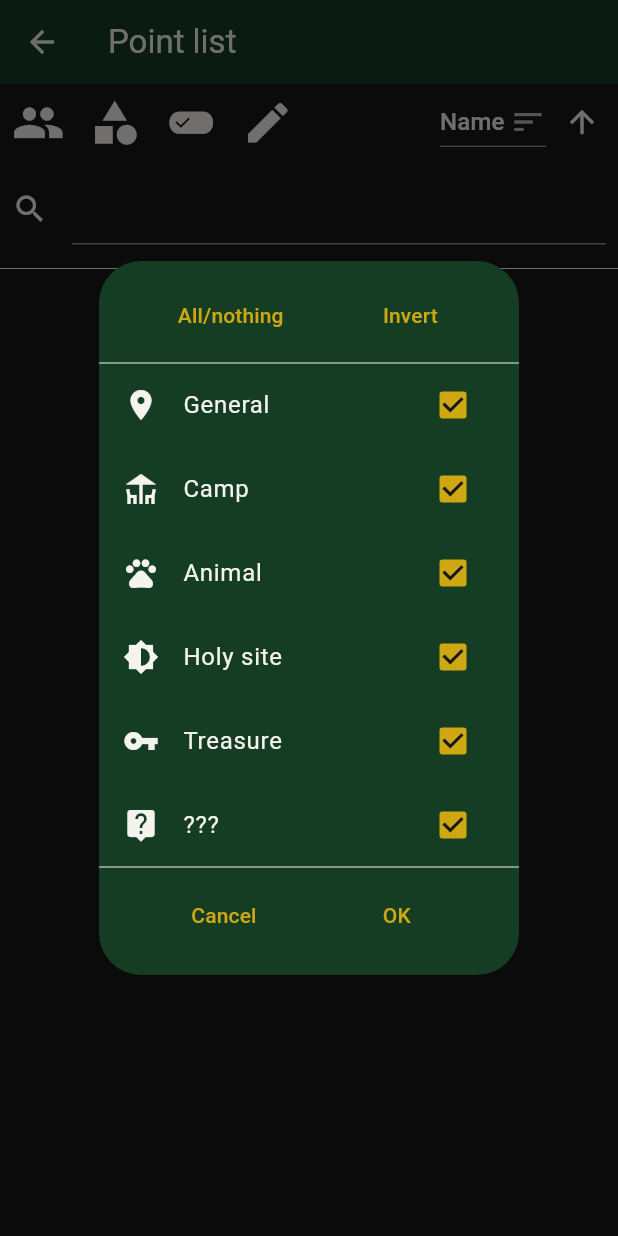
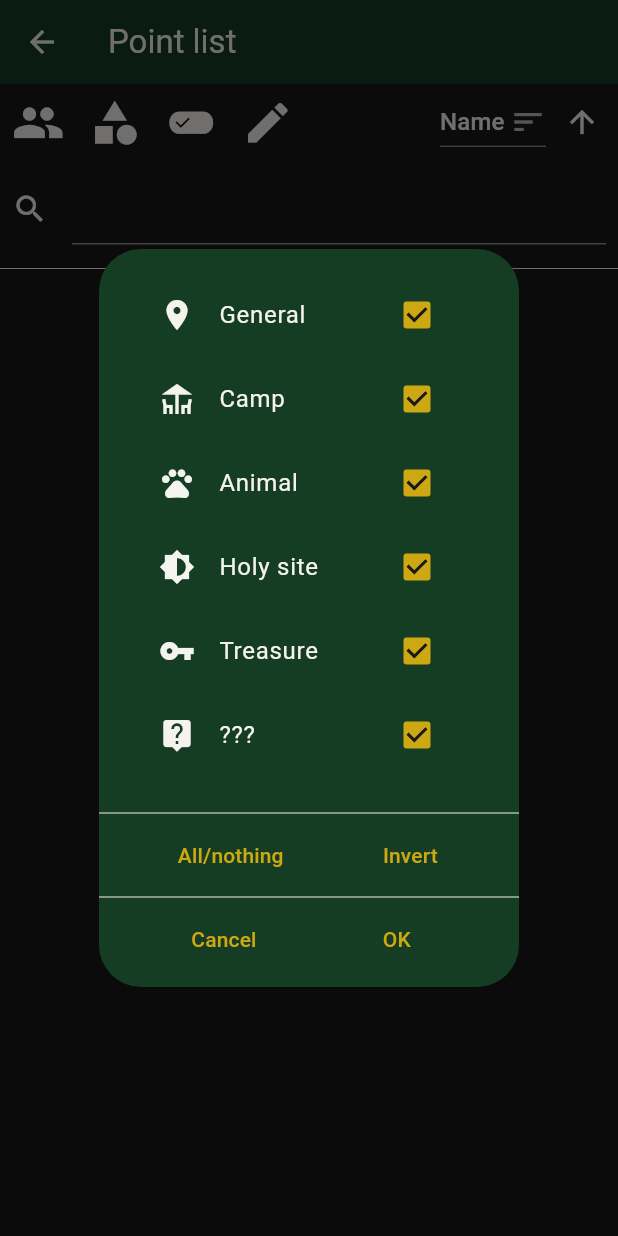
Before and after one commit to Cernobor/oko-app, a Flutter app: the PointList screen opened directly with empty values, after a tap on the "category" icon, on a phone screen of 412 x 824 dp. Run offline on Flutter 3.47's test engine with Material 2 defaults, Android fonts, the phone set to English and light mode, and no system bars; our stand-ins replace diacritic, flutter_colorpicker, flutter_compass, flutter_map, get_it, image_picker and 6 more; missing offline and left inert: filesize, flutter_archive, flutter_vibrate, positioned_tap_detector_2, qr_code_scanner, vector_map_tiles and 1 more; accounts and stored records are empty.

Commit message:
Fix point list filter dialogs.
* Point list filter dialogs layout redone with scrollable AlertDialog.

Fix #1

```diff
--- a/lib/dialogs/multi_checker.dart
+++ b/lib/dialogs/multi_checker.dart
@@ -17,7 +17,8 @@ class MultiCheckerSwitcher {
   final String onLabel;
   final bool value;
 
-  MultiCheckerSwitcher({required this.offLabel, required this.onLabel, required this.value});
+  MultiCheckerSwitcher(
+      {required this.offLabel, required this.onLabel, required this.value});
 }
 
 class MultiChecker<T> extends StatefulWidget {
@@ -68,8 +69,18 @@ class _MultiCheckerState<T> extends State<MultiChecker<T>> {
 
   @override
   Widget build(BuildContext context) {
-    return SimpleDialog(
-      children: <Widget>[
+    return AlertDialog(
+      scrollable: true,
+      actionsPadding: const EdgeInsets.fromLTRB(0, 0, 0, 8),
+      actions: [
+        Column(
+          children: [
+            const Padding(
+                padding: EdgeInsets.only(bottom: 4),
+                child: Divider(
+                  thickness: 0,
+                  height: 0,
+                )),
             Row(
               mainAxisSize: MainAxisSize.max,
               mainAxisAlignment: MainAxisAlignment.spaceEvenly,
@@ -120,14 +131,30 @@ class _MultiCheckerState<T> extends State<MultiChecker<T>> {
                 ],
               ),
             const Padding(
-            padding: EdgeInsets.only(top: 8),
+                padding: EdgeInsets.symmetric(vertical: 4),
                 child: Divider(
                   thickness: 0,
                   height: 0,
                 )),
-        ListView(
-          scrollDirection: Axis.vertical,
-          shrinkWrap: true,
+            Row(
+              mainAxisSize: MainAxisSize.max,
+              mainAxisAlignment: MainAxisAlignment.spaceEvenly,
+              crossAxisAlignment: CrossAxisAlignment.end,
+              children: [
+                TextButton(
+                  onPressed: onCancel,
+                  child: Text(I18N.of(context).dialogCancel),
+                ),
+                TextButton(
+                  onPressed: onOk,
+                  child: Text(I18N.of(context).ok),
+                )
+              ],
+            )
+          ],
+        ),
+      ],
+      content: Column(
         children: widget.items
             .asMap()
             .map((int idx, T item) => MapEntry(
@@ -143,28 +170,6 @@ class _MultiCheckerState<T> extends State<MultiChecker<T>> {
             .values
             .toList(growable: false),
       ),
-        const Padding(
-            padding: EdgeInsets.only(bottom: 8),
-            child: Divider(
-              thickness: 0,
-              height: 0,
-            )),
-        Row(
-          mainAxisSize: MainAxisSize.max,
-          mainAxisAlignment: MainAxisAlignment.spaceEvenly,
-          crossAxisAlignment: CrossAxisAlignment.end,
-          children: <Widget>[
-            TextButton(
-              child: Text(I18N.of(context).dialogCancel),
-              onPressed: onCancel,
-            ),
-            TextButton(
-              child: Text(I18N.of(context).ok),
-              onPressed: onOk,
-            )
-          ],
-        ),
-      ],
     );
   }
 
```
Also changed, not shown: lib/dialogs/single_chooser.dart (+30 -26 lines). Lines whose indentation alone changed are shown as unchanged.
